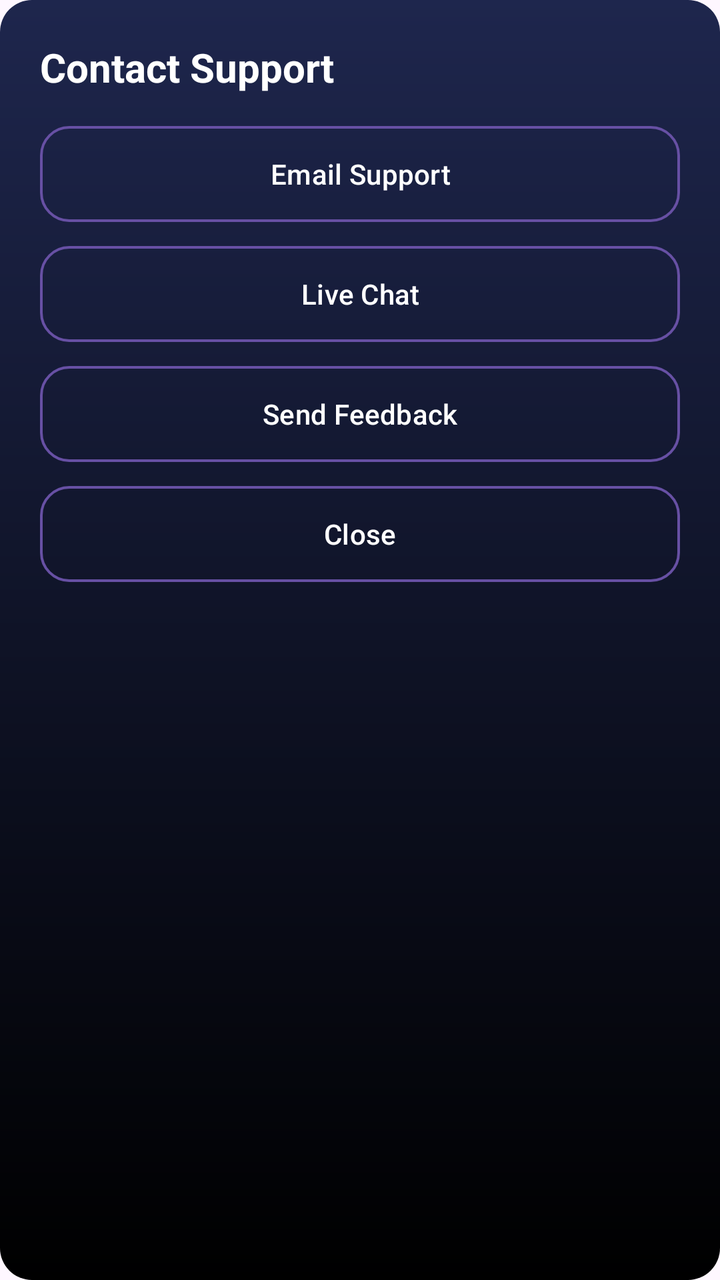
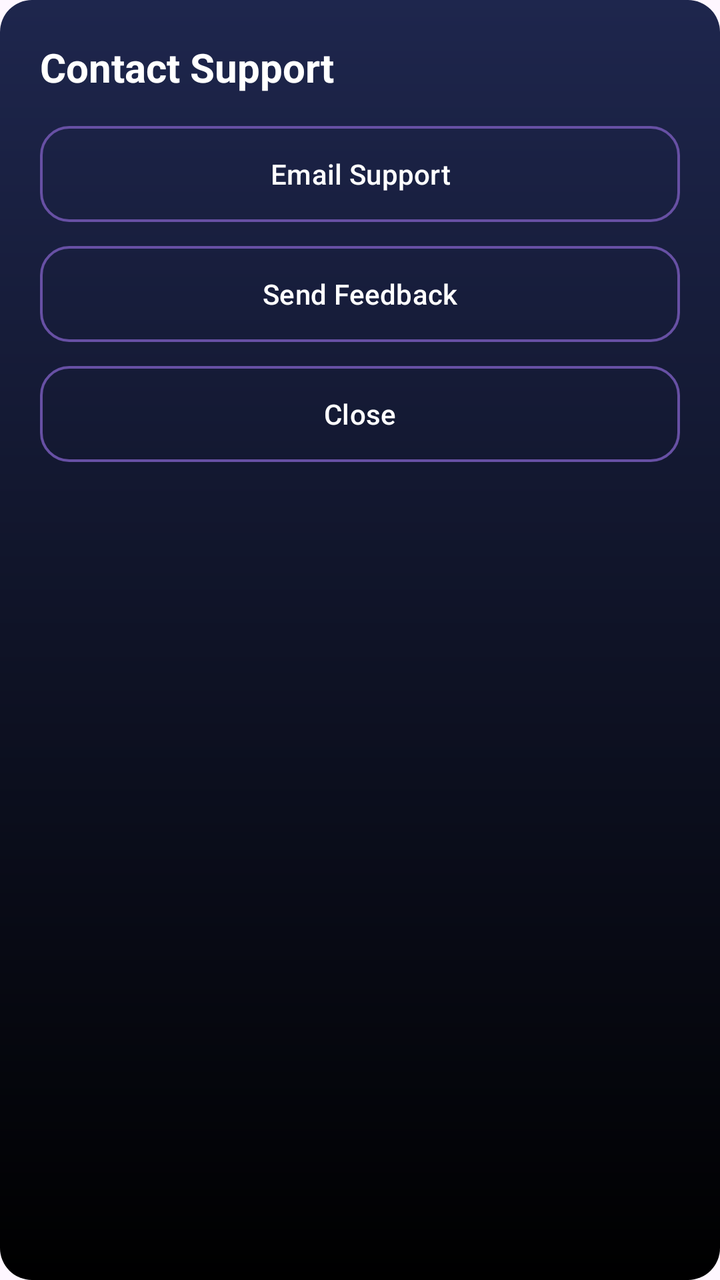

Screens rendered from an Android XML layout before and after an edit, with the pre-edit source and the edit as a unified diff.
<!-- AndroidManifest.xml: application theme Theme.TeachSync -->
<!-- res/layout/dialog_contact.xml -->
<?xml version="1.0" encoding="utf-8"?>
<LinearLayout xmlns:android="http://schemas.android.com/apk/res/android"
    android:layout_width="match_parent"
    android:layout_height="wrap_content"
    android:background="@drawable/bg_dialog"
    android:orientation="vertical"
    android:padding="20dp">

    <TextView
        android:layout_width="wrap_content"
        android:layout_height="wrap_content"
        android:text="Contact Support"
        android:textColor="#FFFFFF"
        android:textSize="20sp"
        android:textStyle="bold" />

    <Button
        android:id="@+id/btnEmailSupport"
        android:layout_width="match_parent"
        android:layout_height="wrap_content"
        android:layout_marginTop="16dp"
        android:background="@drawable/btn_dialog_outline"
        android:text="Email Support"
        android:textAllCaps="false"
        android:textColor="#FFFFFF" />

    <Button
        android:id="@+id/btnLiveChat"
        android:layout_width="match_parent"
        android:layout_height="wrap_content"
        android:layout_marginTop="12dp"
        android:background="@drawable/btn_dialog_outline"
        android:text="Live Chat"
        android:textAllCaps="false"
        android:textColor="#FFFFFF" />

    <Button
        android:id="@+id/btnSendFeedback"
        android:layout_width="match_parent"
        android:layout_height="wrap_content"
        android:layout_marginTop="12dp"
        android:background="@drawable/btn_dialog_outline"
        android:text="Send Feedback"
        android:textAllCaps="false"
        android:textColor="#FFFFFF" />

    <Button
        android:id="@+id/btnContactClose"
        android:layout_width="match_parent"
        android:layout_height="wrap_content"
        android:layout_marginTop="12dp"
        android:background="@drawable/btn_dialog_outline"
        android:text="Close"
        android:textAllCaps="false"
        android:textColor="#FFFFFF" />

</LinearLayout>
<!-- resources referenced by this layout -->
<resources>
  <!-- drawable bg_dialog (drawable) -->
  <shape xmlns:android="http://schemas.android.com/apk/res/android"
      android:shape="rectangle">
      <gradient
          android:startColor="#1E264D"
          android:endColor="#000000"
          android:type="linear"
          android:angle="270"/>
      <corners android:radius="16dp" />
  </shape>
  <!-- drawable btn_dialog_outline (drawable) -->
  <shape xmlns:android="http://schemas.android.com/apk/res/android">
      <stroke android:width="1.2dp" android:color="#3A4470"/>
      <corners android:radius="14dp"/>
      <solid android:color="@android:color/transparent"/>
  </shape>
  <style name="Theme.TeachSync" parent="Base.Theme.TeachSync" />
  <style name="Base.Theme.TeachSync" parent="Theme.Material3.DayNight.NoActionBar">
          
          
      </style>
</resources>

<!-- the commit's change to res/layout/dialog_contact.xml (unified diff, before → after) -->
@@ -32,7 +32,8 @@
         android:background="@drawable/btn_dialog_outline"
         android:text="Live Chat"
         android:textAllCaps="false"
-        android:textColor="#FFFFFF" />
+        android:textColor="#FFFFFF"
+        android:visibility="gone" />
 
     <Button
         android:id="@+id/btnSendFeedback"
